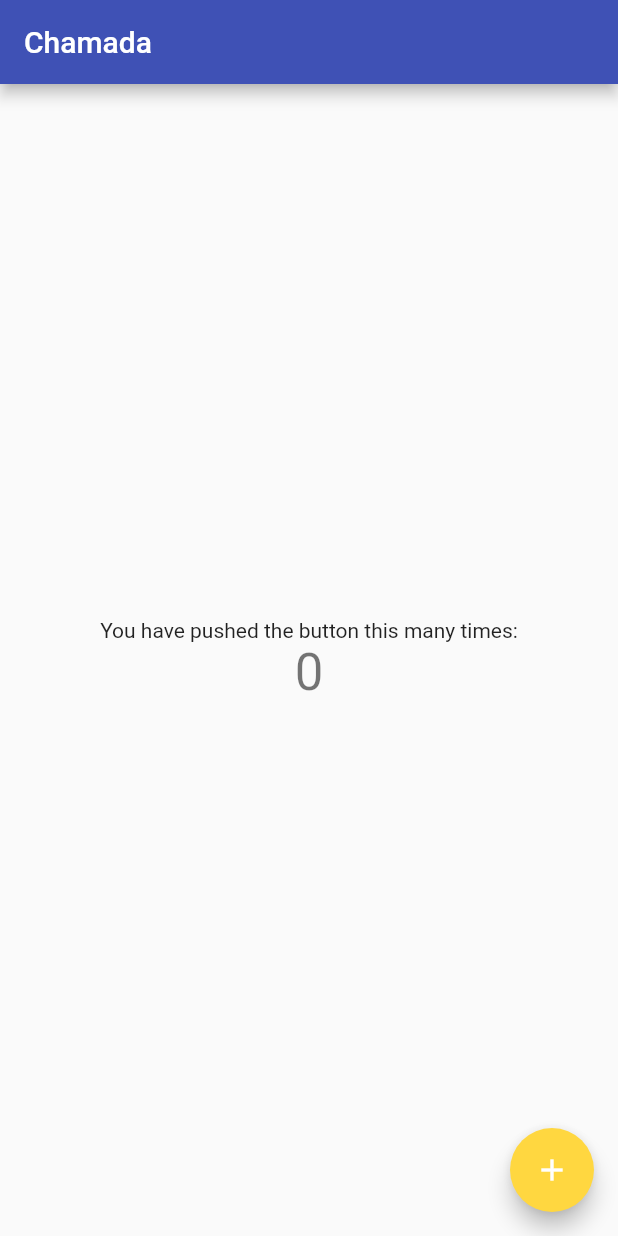
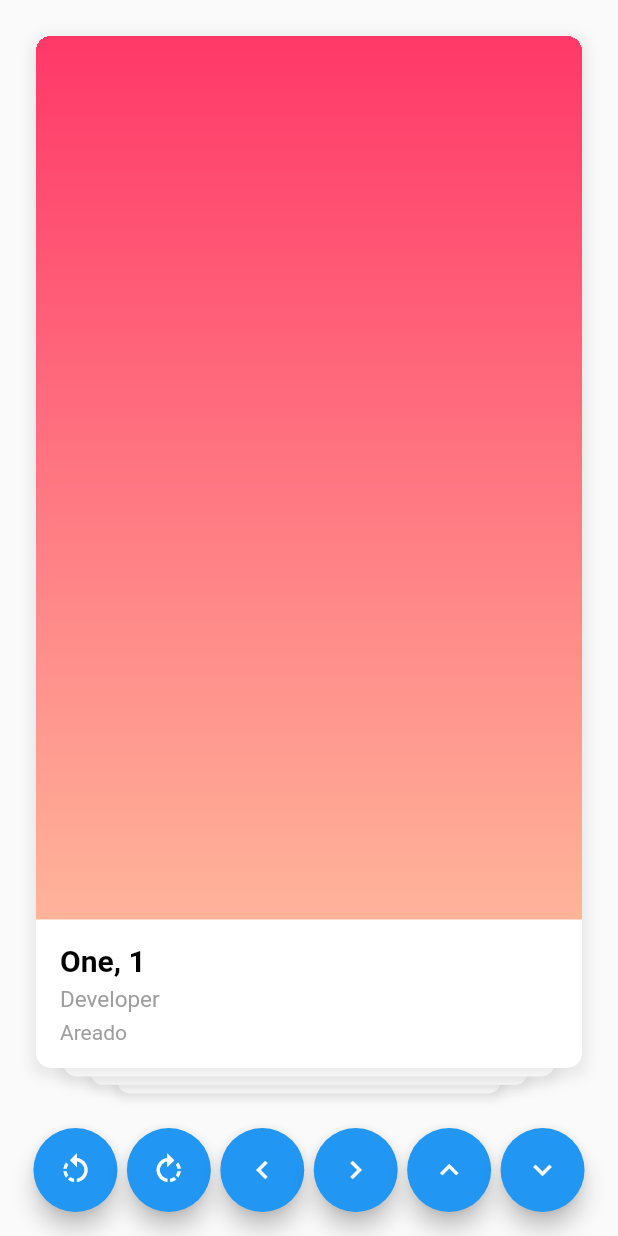
Before and after one commit to joaoroberto01/Chamada, a Flutter app: the screen it shows after launch, on a phone screen of 412 x 824 dp. Run offline on Flutter 3.47's test engine with Material 2 defaults, Android fonts, the phone set to English and light mode, and no system bars; drawn by our look-alikes of flutter_card_swiper.

Commit message:
- Adicionar widget de chamada por card swipe

```diff
--- /dev/null
+++ b/lib/example_candidate_model.dart
@@ -0,0 +1,42 @@
+import 'package:flutter/cupertino.dart';
+
+class ExampleCandidateModel {
+  String name;
+  String job;
+  String city;
+  List<Color> color;
+
+  ExampleCandidateModel({
+    required this.name,
+    required this.job,
+    required this.city,
+    required this.color,
+  });
+}
+
+final List<ExampleCandidateModel> candidates = [
+  ExampleCandidateModel(
+    name: 'One, 1',
+    job: 'Developer',
+    city: 'Areado',
+    color: const [Color(0xFFFF3868), Color(0xFFFFB49A)],
+  ),
+  ExampleCandidateModel(
+    name: 'Two, 2',
+    job: 'Manager',
+    city: 'New York',
+    color: const [Color(0xFF736EFE), Color(0xFF62E4EC)],
+  ),
+  ExampleCandidateModel(
+    name: 'Three, 3',
+    job: 'Engineer',
+    city: 'London',
+    color: const [Color(0xFF2F80ED), Color(0xFF56CCF2)],
+  ),
+  ExampleCandidateModel(
+    name: 'Four, 4',
+    job: 'Designer',
+    city: 'Tokyo',
+    color: const [Color(0xFF0BA4E0), Color(0xFFA9E4BD)],
+  ),
+];
--- /dev/null
+++ b/lib/example_card.dart
@@ -0,0 +1,77 @@
+import 'package:flutter/material.dart';
+
+import 'example_candidate_model.dart';
+
+class ExampleCard extends StatelessWidget {
+  final ExampleCandidateModel candidate;
+
+  const ExampleCard(
+      this.candidate, {
+        Key? key,
+      }) : super(key: key);
+
+  @override
+  Widget build(BuildContext context) {
+    return Container(
+      clipBehavior: Clip.hardEdge,
+      decoration: BoxDecoration(
+        borderRadius: const BorderRadius.all(Radius.circular(10)),
+        color: Colors.white,
+        boxShadow: [
+          BoxShadow(
+            color: Colors.grey.withOpacity(0.2),
+            spreadRadius: 3,
+            blurRadius: 7,
+            offset: const Offset(0, 3),
+          )
+        ],
+      ),
+      alignment: Alignment.center,
+      child: Column(
+        crossAxisAlignment: CrossAxisAlignment.start,
+        children: [
+          Flexible(
+            child: Container(
+              decoration: BoxDecoration(
+                gradient: LinearGradient(
+                  begin: Alignment.topCenter,
+                  end: Alignment.bottomCenter,
+                  colors: candidate.color,
+                ),
+              ),
+            ),
+          ),
+          Padding(
+            padding: const EdgeInsets.all(16),
+            child: Column(
+              crossAxisAlignment: CrossAxisAlignment.start,
+              children: [
+                Text(
+                  candidate.name,
+                  style: const TextStyle(
+                    color: Colors.black,
+                    fontWeight: FontWeight.bold,
+                    fontSize: 20,
+                  ),
+                ),
+                const SizedBox(height: 5),
+                Text(
+                  candidate.job,
+                  style: const TextStyle(
+                    color: Colors.grey,
+                    fontSize: 15,
+                  ),
+                ),
+                const SizedBox(height: 5),
+                Text(
+                  candidate.city,
+                  style: const TextStyle(color: Colors.grey),
+                )
+              ],
+            ),
+          ),
+        ],
+      ),
+    );
+  }
+}
--- a/lib/main.dart
+++ b/lib/main.dart
@@ -1,116 +1,109 @@
 import 'package:flutter/material.dart';
+import 'package:flutter_card_swiper/flutter_card_swiper.dart';
+
+import 'example_card.dart';
+import 'example_candidate_model.dart';
 
 void main() {
-  runApp(const MyApp());
+  runApp(
+    const MaterialApp(
+      debugShowCheckedModeBanner: false,
+      home: Example(),
+    ),
+  );
 }
 
-class MyApp extends StatelessWidget {
-  const MyApp({super.key});
+class Example extends StatefulWidget {
+  const Example({
+    Key? key,
+  }) : super(key: key);
 
-  // This widget is the root of your application.
   @override
-  Widget build(BuildContext context) {
-    return MaterialApp(
-      title: 'Flutter Demo',
-      debugShowCheckedModeBanner: false,
-      theme: ThemeData(
-        // This is the theme of your application.
-        //
-        // Try running your application with "flutter run". You'll see the
-        // application has a blue toolbar. Then, without quitting the app, try
-        // changing the primarySwatch below to Colors.green and then invoke
-        // "hot reload" (press "r" in the console where you ran "flutter run",
-        // or simply save your changes to "hot reload" in a Flutter IDE).
-        // Notice that the counter didn't reset back to zero; the application
-        // is not restarted.
-        colorScheme: ColorScheme.fromSwatch(primarySwatch: Colors.indigo).copyWith(secondary: Colors.amberAccent)
-      ),
-      home: const MyHomePage(title: 'Chamada'),
-    );
-  }
+  State<Example> createState() => _ExamplePageState();
 }
 
-class MyHomePage extends StatefulWidget {
-  const MyHomePage({super.key, required this.title});
+class _ExamplePageState extends State<Example> {
+  final CardSwiperController controller = CardSwiperController();
 
-  // This widget is the home page of your application. It is stateful, meaning
-  // that it has a State object (defined below) that contains fields that affect
-  // how it looks.
-
-  // This class is the configuration for the state. It holds the values (in this
-  // case the title) provided by the parent (in this case the App widget) and
-  // used by the build method of the State. Fields in a Widget subclass are
-  // always marked "final".
-
-  final String title;
-
-  @override
-  State<MyHomePage> createState() => _MyHomePageState();
-}
-
-class _MyHomePageState extends State<MyHomePage> {
-  int _counter = 0;
-
-  void _incrementCounter() {
-    setState(() {
-      // This call to setState tells the Flutter framework that something has
-      // changed in this State, which causes it to rerun the build method below
-      // so that the display can reflect the updated values. If we changed
-      // _counter without calling setState(), then the build method would not be
-      // called again, and so nothing would appear to happen.
-      _counter++;
-    });
-  }
+  final cards = candidates.map((candidate) => ExampleCard(candidate)).toList();
 
   @override
   Widget build(BuildContext context) {
-    // This method is rerun every time setState is called, for instance as done
-    // by the _incrementCounter method above.
-    //
-    // The Flutter framework has been optimized to make rerunning build methods
-    // fast, so that you can just rebuild anything that needs updating rather
-    // than having to individually change instances of widgets.
     return Scaffold(
-      appBar: AppBar(
-        // Here we take the value from the MyHomePage object that was created by
-        // the App.build method, and use it to set our appbar title.
-        title: Text(widget.title),
-      ),
-      body: Center(
-        // Center is a layout widget. It takes a single child and positions it
-        // in the middle of the parent.
+      body: SafeArea(
         child: Column(
-          // Column is also a layout widget. It takes a list of children and
-          // arranges them vertically. By default, it sizes itself to fit its
-          // children horizontally, and tries to be as tall as its parent.
-          //
-          // Invoke "debug painting" (press "p" in the console, choose the
-          // "Toggle Debug Paint" action from the Flutter Inspector in Android
-          // Studio, or the "Toggle Debug Paint" command in Visual Studio Code)
-          // to see the wireframe for each widget.
-          //
-          // Column has various properties to control how it sizes itself and
-          // how it positions its children. Here we use mainAxisAlignment to
-          // center the children vertically; the main axis here is the vertical
-          // axis because Columns are vertical (the cross axis would be
-          // horizontal).
-          mainAxisAlignment: MainAxisAlignment.center,
-          children: <Widget>[
-            const Text(
-              'You have pushed the button this many times:',
+          children: [
+            Flexible(
+              child: CardSwiper(
+                controller: controller,
+                cardsCount: cards.length,
+                numberOfCardsDisplayed: cards.length,
+                isLoop: false,
+                onSwipe: _onSwipe,
+                onUndo: _onUndo,
+                onEnd:  (){ print("ACABO"); },
+                padding: const EdgeInsets.all(24.0),
+                cardBuilder: (context, index) => cards[index],
+                isVerticalSwipingEnabled: false,
+              ),
             ),
-            Text(
-              '$_counter',
-              style: Theme.of(context).textTheme.headlineMedium,
+            Padding(
+              padding: const EdgeInsets.all(16.0),
+              child: Row(
+                mainAxisAlignment: MainAxisAlignment.spaceEvenly,
+                children: [
+                  FloatingActionButton(
+                    onPressed: controller.undo,
+                    child: const Icon(Icons.rotate_left),
+                  ),
+                  FloatingActionButton(
+                    onPressed: controller.swipe,
+                    child: const Icon(Icons.rotate_right),
+                  ),
+                  FloatingActionButton(
+                    onPressed: controller.swipeLeft,
+                    child: const Icon(Icons.keyboard_arrow_left),
+                  ),
+                  FloatingActionButton(
+                    onPressed: controller.swipeRight,
+                    child: const Icon(Icons.keyboard_arrow_right),
+                  ),
+                  FloatingActionButton(
+                    onPressed: controller.swipeTop,
+                    child: const Icon(Icons.keyboard_arrow_up),
+                  ),
+                  FloatingActionButton(
+                    onPressed: controller.swipeBottom,
+                    child: const Icon(Icons.keyboard_arrow_down),
+                  ),
+                ],
+              ),
             ),
           ],
         ),
       ),
-      floatingActionButton: FloatingActionButton(
-        onPressed: _incrementCounter,
-        tooltip: 'Increment',
-        child: const Icon(Icons.add),
-      ), // This trailing comma makes auto-formatting nicer for build methods.
     );
   }
+
+  bool _onSwipe(
+      int previousIndex,
+      int? currentIndex,
+      CardSwiperDirection direction,
+      ) {
+    debugPrint(
+      'The card $previousIndex was swiped to the ${direction.name}. Now the card $currentIndex is on top',
+    );
+    return true;
+  }
+
+  bool _onUndo(
+      int? previousIndex,
+      int currentIndex,
+      CardSwiperDirection direction,
+      ) {
+    debugPrint(
+      'The card $currentIndex was undod from the ${direction.name}',
+    );
+    return true;
+  }
 }
--- a/pubspec.yaml
+++ b/pubspec.yaml
@@ -35,6 +35,7 @@ dependencies:
   # The following adds the Cupertino Icons font to your application.
   # Use with the CupertinoIcons class for iOS style icons.
   cupertino_icons: ^1.0.2
+  flutter_card_swiper: ^4.1.2
 
 dev_dependencies:
   flutter_test:
```
